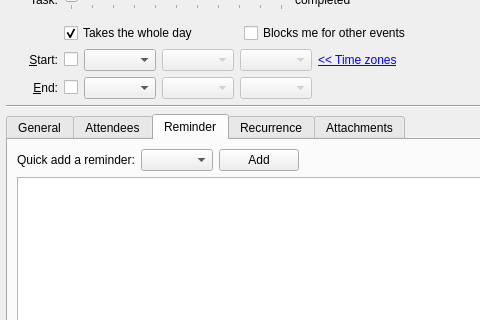
This is incidenceeditor-ng/eventortododesktop.ui in chusopr/kdepim-ktimetracker-akonadi as Qt 5 draws it before an edit; both pictures show x 0 to 480 and y 124 to 444 of the 661 by 551 pixel window. The edited form follows.
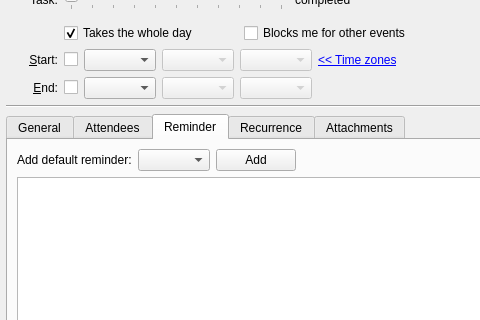
This is the edited form. The open tabs and pages were chosen to show the change. Custom widgets are drawn as their Qt base class.

Commit message: Improve default reminder string

```diff
--- a/incidenceeditor-ng/eventortododesktop.ui
+++ b/incidenceeditor-ng/eventortododesktop.ui
@@ -842,7 +842,7 @@
           </sizepolicy>
          </property>
          <property name="text">
-          <string comment="@label">Quick add a reminder:</string>
+          <string comment="@label">Add default reminder:</string>
          </property>
         </widget>
        </item>
```
